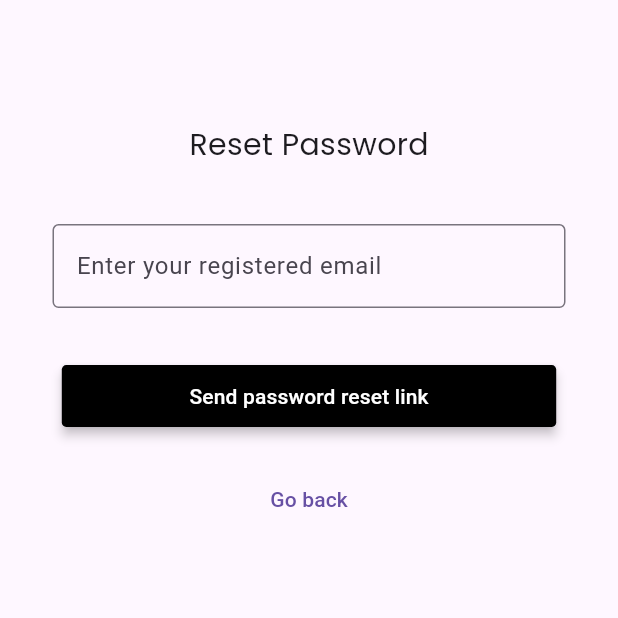
After one commit to amalnandu/notes, a Flutter app: the screen it shows after launch, after a tap on "Forgot Password?", on a phone screen of 412 x 824 dp, the top half of it. The commit adds this screen. Run offline on Flutter 3.47's test engine with Material 3 defaults, Android fonts, the phone set to English and light mode, and no system bars; our stand-ins replace firebase_auth, firebase_core, google_fonts, google_sign_in; accounts and stored records are empty.

Commit message:
add login-reset-pw: functionality

```diff
--- /dev/null
+++ b/lib/google_auth/Auth.dart
@@ -0,0 +1,72 @@
+import 'package:firebase_auth/firebase_auth.dart';
+import 'package:google_sign_in/google_sign_in.dart';
+
+class AuthService {
+  final FirebaseAuth _auth = FirebaseAuth.instance;
+  final GoogleSignIn googleSignIn = GoogleSignIn();
+
+  Future<User?> signInWithGoogle() async {
+    final GoogleSignInAccount? googleUser = await googleSignIn.signIn();
+    if (googleUser == null) {
+      return null; // User canceled the sign-in
+    }
+
+    final GoogleSignInAuthentication googleAuth = await googleUser.authentication;
+
+    final AuthCredential credential = GoogleAuthProvider.credential(
+      accessToken: googleAuth.accessToken,
+      idToken: googleAuth.idToken,
+    );
+
+    final UserCredential userCredential = await _auth.signInWithCredential(credential);
+    return userCredential.user;
+  }
+
+  Future<void> signOut() async {
+    await googleSignIn.signOut();
+    await _auth.signOut();
+  }
+
+
+
+  ///
+// Create a user account
+void createUserWithEmailAndPassword(emailAddress,password) async{
+  try {
+    final credential = await FirebaseAuth.instance.createUserWithEmailAndPassword(
+      email: emailAddress,
+      password: password,
+    );
+  } on FirebaseAuthException catch (e) {
+    if (e.code == 'weak-password') {
+      print('The password provided is too weak.');
+    } else if (e.code == 'email-already-in-use') {
+      print('The account already exists for that email.');
+    }
+  } catch (e) {
+    print(e);
+  }
+
+}
+
+//login
+
+  Future<User?> loginWithEmail(String email, String password) async {
+    try {
+      UserCredential result = await _auth.signInWithEmailAndPassword(email: email, password: password);
+      return result.user;
+    } catch (e) {
+      print(e.toString());
+      return null;
+    }
+  }
+
+  Future<void> sendPasswordResetEmail(String email) async {
+    try {
+      await _auth.sendPasswordResetEmail(email: email);
+    } catch (e) {
+      print(e.toString());
+    }
+  }
+
+}
--- /dev/null
+++ b/lib/google_auth/AuthWrapper.dart
@@ -0,0 +1,28 @@
+import 'package:firebase_auth/firebase_auth.dart';
+import 'package:flutter/material.dart';
+import 'package:notes/screens/login.dart';
+import 'package:notes/screens/verify_pw.dart';
+
+import '../screens/home.dart';
+
+class AuthWrapper extends StatelessWidget {
+  @override
+  Widget build(BuildContext context) {
+    return StreamBuilder<User?>(
+      stream: FirebaseAuth.instance.authStateChanges(),
+      builder: (context, snapshot) {
+        if (snapshot.connectionState == ConnectionState.waiting) {
+          return CircularProgressIndicator();
+        }
+        if (!snapshot.hasData) {
+          return LoginPage();
+        }
+        User? user = snapshot.data;
+        if (user != null && !user.emailVerified) {
+          return Verify_password();
+        }
+        return Home();
+      },
+    );
+  }
+}
--- a/lib/main.dart
+++ b/lib/main.dart
@@ -1,11 +1,22 @@
 import 'package:flutter/material.dart';
+import 'package:notes/screens/forgot_pw.dart';
 import 'package:notes/screens/home.dart';
 import 'package:notes/screens/login.dart';
 import 'package:notes/screens/signup.dart';
 import 'package:notes/screens/verify_pw.dart';
+import 'package:firebase_core/firebase_core.dart';
 
-void main(){
-  runApp(Myapp());
+import 'google_auth/AuthWrapper.dart';
+
+void main ()async{
+  WidgetsFlutterBinding.ensureInitialized();
+  await Firebase.initializeApp(
+    options: FirebaseOptions(
+        apiKey: "AIzaSyA2jJVG7A4M3MSy-6v3p8o5cRLizG-iNho", appId: "1:496806717341:android:16e380830cdc4ef4533174", messagingSenderId: "496806717341", projectId: "notes-3d9ec")
+  );
+  runApp(Myapp(
+
+  ));
 }
 
 
@@ -15,8 +26,17 @@ class Myapp extends StatelessWidget {
   @override
   Widget build(BuildContext context) {
     return MaterialApp(
+      routes: {
+        '/':(context)=> AuthWrapper(),
+        '/login':(context)=>LoginPage(),
+        '/signup':(context)=>Signup(),
+        '/verify':(context)=>Verify_password(),
+        '/forgot':(context)=>Forgot_Password(),
+
+      },
+
       debugShowCheckedModeBanner: false,
-      home: Verify_password(),
+
     );
   }
 }
--- /dev/null
+++ b/lib/screens/forgot_pw.dart
@@ -0,0 +1,64 @@
+import 'package:flutter/material.dart';
+import 'package:google_fonts/google_fonts.dart';
+import 'package:notes/google_auth/Auth.dart';
+
+class Forgot_Password extends StatelessWidget {
+  const Forgot_Password({super.key});
+
+  @override
+  Widget build(BuildContext context) {
+
+    var forgot_email=TextEditingController();
+
+    var ht=MediaQuery.of(context).size.height;
+    var wd=MediaQuery.of(context).size.width;
+    return Scaffold(
+      body: SingleChildScrollView(
+        child: Center(
+          child: Column(
+            mainAxisAlignment: MainAxisAlignment.center,
+            children: [
+              SizedBox(height: ht*0.1,),
+              Text("Reset Password",style: GoogleFonts.poppins(
+                fontSize:20
+              ),),
+              Padding(
+                padding: const EdgeInsets.symmetric(
+                    vertical: 38.0, horizontal: 35),
+                child: TextFormField(
+                  controller: forgot_email,
+                  decoration: InputDecoration(
+                      labelText: 'Enter your registered email',
+                      border: OutlineInputBorder()),
+                ),
+              ),
+              SizedBox(
+                height: ht * 0.05,
+                width: (wd * 0.8),
+                child: ElevatedButton(
+                  onPressed: ()async {
+                    var user=AuthService();
+                    await user.sendPasswordResetEmail(forgot_email.text.trim());
+                  },
+                  style: ElevatedButton.styleFrom(
+                    shape: RoundedRectangleBorder(
+                        borderRadius: BorderRadius.circular(3)),
+                    foregroundColor: Colors.white,
+                    backgroundColor: Colors.black, // text color
+                    elevation: 3, // button's elevation when it's pressed
+                  ),
+                  child: const Text('Send password reset link'),
+                ),
+              ),
+              SizedBox(height: ht*0.03,),
+              TextButton(onPressed: (){
+                Navigator.of(context).pop();
+              }, child: Text("Go back"))
+
+            ],
+          ),
+        ),
+      ),
+    );
+  }
+}
--- a/lib/screens/signup.dart
+++ b/lib/screens/signup.dart
@@ -51,23 +51,23 @@ class Signup extends StatelessWidget {
                                 fontWeight: FontWeight.bold),
                           ),
                         ),
-                        Padding(
-                          padding: const EdgeInsets.symmetric(
-                              vertical: 8.0, horizontal: 15),
-                          child: TextFormField(
-                            controller: name,
-                            decoration: InputDecoration(
-                                labelText: 'Enter your name',
-                                border: OutlineInputBorder()),
-                          ),
-                        ),
+                        // Padding(
+                        //   padding: const EdgeInsets.symmetric(
+                        //       vertical: 8.0, horizontal: 15),
+                        //   child: TextFormField(
+                        //     controller: name,
+                        //     decoration: InputDecoration(
+                        //         labelText: 'Enter your name',
+                        //         border: OutlineInputBorder()),
+                        //   ),
+                        // ),
                         Padding(
                           padding: const EdgeInsets.symmetric(
                               vertical: 8.0, horizontal: 15),
                           child: TextFormField(
                             controller: email,
                             decoration: InputDecoration(
-                                labelText: 'Email',
+                                labelText: 'Enter your Email',
                                 border: OutlineInputBorder()),
                           ),
                         ),
@@ -80,8 +80,14 @@ class Signup extends StatelessWidget {
                           child: TextFormField(
                             controller: password,
                             decoration: InputDecoration(
-                                labelText: 'Password',
-                                suffixIcon: Icon(Icons.remove_red_eye),
+                                labelText: 'Enter your Password',
+                                suffixIcon: IconButton(
+                                    onPressed: (){
+
+                                    },
+
+                                    icon: Icon(Icons.remove_red_eye)
+                                    ),
                                 border: OutlineInputBorder()),
                           ),
                         ),
@@ -138,3 +144,21 @@ class Signup extends StatelessWidget {
     );
   }
 }
+
+
+
+class Password_Field extends StatefulWidget {
+   Password_Field({super.key});
+
+  @override
+  State<Password_Field> createState() => _Password_FieldState();
+}
+
+class _Password_FieldState extends State<Password_Field> {
+  @override
+  Widget build(BuildContext context) {
+    return TextFormField(
+      controller: ,
+    );
+  }
+}
--- a/pubspec.yaml
+++ b/pubspec.yaml
@@ -36,6 +36,9 @@ dependencies:
   # Use with the CupertinoIcons class for iOS style icons.
   cupertino_icons: ^1.0.6
   google_fonts: ^6.2.1
+  google_sign_in: ^6.2.1
+  firebase_auth: ^5.1.1
+  firebase_core: ^3.1.1
 
 dev_dependencies:
   flutter_test:
```
Also changed, not shown: lib/screens/home.dart (+7 -1 lines), lib/screens/login.dart (+14 -4 lines), lib/screens/verify_pw.dart (+9 -0 lines), pubspec.lock, 6 other files.
